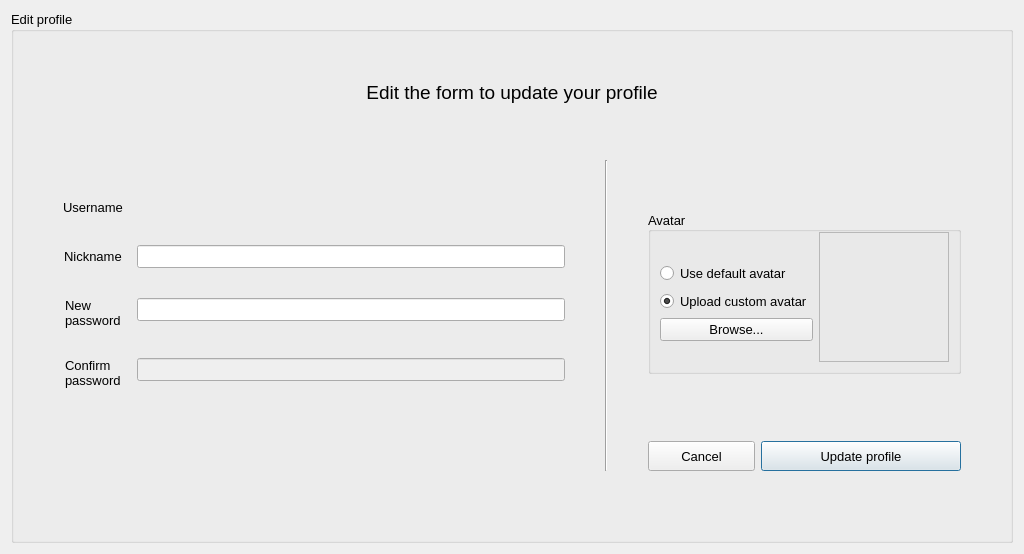
Qt form textedit/forms/profileeditwindow.ui (pgallo725/livetext-pds) before a commit.
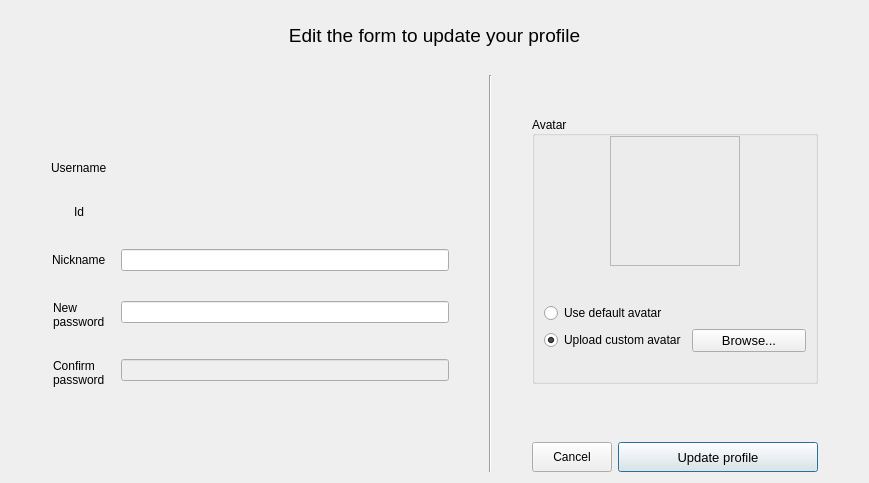
The same form after that commit.

Commit message: Minor Update - Profile edit window redesign - Redraw users cursor when editor is resized - Small changes to users text  highlight function

Diff of the .ui file:
```diff
--- a/textedit/forms/profileeditwindow.ui
+++ b/textedit/forms/profileeditwindow.ui
@@ -6,24 +6,13 @@
    <rect>
     <x>0</x>
     <y>0</y>
-    <width>1024</width>
-    <height>554</height>
+    <width>869</width>
+    <height>483</height>
    </rect>
   </property>
   <property name="windowTitle">
    <string>Edit profile</string>
   </property>
-  <layout class="QGridLayout" name="gridLayout_2">
-   <item row="0" column="0">
-    <widget class="QGroupBox" name="groupBox">
-     <property name="font">
-      <font>
-       <pointsize>10</pointsize>
-      </font>
-     </property>
-     <property name="title">
-      <string>Edit profile</string>
-     </property>
      <layout class="QVBoxLayout" name="verticalLayout_3">
       <item>
        <spacer name="verticalSpacer_15">
@@ -31,7 +20,7 @@
          <enum>Qt::Vertical</enum>
         </property>
         <property name="sizeType">
-         <enum>QSizePolicy::Preferred</enum>
+      <enum>QSizePolicy::Expanding</enum>
         </property>
         <property name="sizeHint" stdset="0">
          <size>
@@ -66,7 +55,7 @@
          <enum>Qt::Vertical</enum>
         </property>
         <property name="sizeType">
-         <enum>QSizePolicy::Preferred</enum>
+      <enum>QSizePolicy::Expanding</enum>
         </property>
         <property name="sizeHint" stdset="0">
          <size>
@@ -95,7 +84,7 @@
              <enum>Qt::Vertical</enum>
             </property>
             <property name="sizeType">
-             <enum>QSizePolicy::Preferred</enum>
+          <enum>QSizePolicy::Expanding</enum>
             </property>
             <property name="sizeHint" stdset="0">
              <size>
@@ -126,58 +115,14 @@
               </property>
              </widget>
             </item>
-            <item row="0" column="1">
-             <widget class="QLabel" name="label_username">
-              <property name="palette">
-               <palette>
-                <active>
-                 <colorrole role="WindowText">
-                  <brush brushstyle="SolidPattern">
-                   <color alpha="255">
-                    <red>111</red>
-                    <green>111</green>
-                    <blue>111</blue>
-                   </color>
-                  </brush>
-                 </colorrole>
-                </active>
-                <inactive>
-                 <colorrole role="WindowText">
-                  <brush brushstyle="SolidPattern">
-                   <color alpha="255">
-                    <red>111</red>
-                    <green>111</green>
-                    <blue>111</blue>
-                   </color>
-                  </brush>
-                 </colorrole>
-                </inactive>
-                <disabled>
-                 <colorrole role="WindowText">
-                  <brush brushstyle="SolidPattern">
-                   <color alpha="255">
-                    <red>120</red>
-                    <green>120</green>
-                    <blue>120</blue>
-                   </color>
-                  </brush>
-                 </colorrole>
-                </disabled>
-               </palette>
-              </property>
-              <property name="text">
-               <string/>
-              </property>
-             </widget>
-            </item>
-            <item row="1" column="0">
+         <item row="2" column="0">
              <widget class="QLabel" name="label_5">
               <property name="text">
                <string>Nickname</string>
               </property>
              </widget>
             </item>
-            <item row="1" column="1">
+         <item row="2" column="1">
              <widget class="QLineEdit" name="lineEdit_editNick">
               <property name="sizePolicy">
                <sizepolicy hsizetype="Expanding" vsizetype="Fixed">
@@ -196,7 +141,7 @@
               </property>
              </widget>
             </item>
-            <item row="2" column="0">
+         <item row="3" column="0">
              <widget class="QLabel" name="label_11">
               <property name="text">
                <string>New
@@ -204,7 +149,7 @@
               </property>
              </widget>
             </item>
-            <item row="2" column="1">
+         <item row="3" column="1">
              <widget class="QLineEdit" name="lineEdit_editPsw">
               <property name="sizePolicy">
                <sizepolicy hsizetype="Expanding" vsizetype="Fixed">
@@ -226,7 +171,7 @@
               </property>
              </widget>
             </item>
-            <item row="3" column="0">
+         <item row="4" column="0">
              <widget class="QLabel" name="label_4">
               <property name="text">
                <string>Confirm
@@ -234,7 +179,7 @@
               </property>
              </widget>
             </item>
-            <item row="3" column="1">
+         <item row="4" column="1">
              <widget class="QLineEdit" name="lineEdit_editPswConf">
               <property name="enabled">
                <bool>false</bool>
@@ -253,6 +198,36 @@
               </property>
              </widget>
             </item>
+         <item row="1" column="0">
+          <widget class="QLabel" name="label_3">
+           <property name="enabled">
+            <bool>true</bool>
+           </property>
+           <property name="text">
+            <string>Id</string>
+           </property>
+          </widget>
+         </item>
+         <item row="1" column="1">
+          <widget class="QLabel" name="label_userId">
+           <property name="enabled">
+            <bool>false</bool>
+           </property>
+           <property name="text">
+            <string/>
+           </property>
+          </widget>
+         </item>
+         <item row="0" column="1">
+          <widget class="QLabel" name="label_username">
+           <property name="enabled">
+            <bool>false</bool>
+           </property>
+           <property name="text">
+            <string/>
+           </property>
+          </widget>
+         </item>
            </layout>
           </item>
           <item>
@@ -318,15 +293,50 @@
             <property name="checkable">
              <bool>false</bool>
             </property>
-            <layout class="QHBoxLayout" name="horizontalLayout_13">
+         <layout class="QVBoxLayout" name="verticalLayout_4">
              <property name="topMargin">
               <number>0</number>
              </property>
-             <item>
-              <layout class="QVBoxLayout" name="verticalLayout_2">
-               <property name="leftMargin">
-                <number>0</number>
-               </property>
+          <item alignment="Qt::AlignHCenter">
+           <widget class="QLabel" name="label_UsrIcon">
+            <property name="sizePolicy">
+             <sizepolicy hsizetype="Fixed" vsizetype="Fixed">
+              <horstretch>0</horstretch>
+              <verstretch>0</verstretch>
+             </sizepolicy>
+            </property>
+            <property name="minimumSize">
+             <size>
+              <width>130</width>
+              <height>130</height>
+             </size>
+            </property>
+            <property name="maximumSize">
+             <size>
+              <width>130</width>
+              <height>130</height>
+             </size>
+            </property>
+            <property name="baseSize">
+             <size>
+              <width>0</width>
+              <height>0</height>
+             </size>
+            </property>
+            <property name="frameShape">
+             <enum>QFrame::StyledPanel</enum>
+            </property>
+            <property name="text">
+             <string/>
+            </property>
+            <property name="scaledContents">
+             <bool>false</bool>
+            </property>
+            <property name="alignment">
+             <set>Qt::AlignCenter</set>
+            </property>
+           </widget>
+          </item>
                <item>
                 <spacer name="verticalSpacer_3">
                  <property name="orientation">
@@ -344,6 +354,11 @@
                 </spacer>
                </item>
                <item>
+           <layout class="QVBoxLayout" name="verticalLayout_2">
+            <property name="leftMargin">
+             <number>0</number>
+            </property>
+            <item>
                 <widget class="QRadioButton" name="radioButton_defaultAvatar">
                  <property name="text">
                   <string>Use default avatar</string>
@@ -357,30 +372,11 @@
                 </widget>
                </item>
                <item>
-                <spacer name="verticalSpacer_16">
-                 <property name="orientation">
-                  <enum>Qt::Vertical</enum>
-                 </property>
-                 <property name="sizeType">
-                  <enum>QSizePolicy::Preferred</enum>
-                 </property>
-                 <property name="sizeHint" stdset="0">
-                  <size>
-                   <width>20</width>
-                   <height>10</height>
-                  </size>
-                 </property>
-                </spacer>
-               </item>
-               <item>
-                <layout class="QVBoxLayout" name="verticalLayout_5">
+             <layout class="QHBoxLayout" name="horizontalLayout_12">
                  <property name="spacing">
                   <number>6</number>
                  </property>
-                 <property name="topMargin">
-                  <number>0</number>
-                 </property>
-                 <item alignment="Qt::AlignBottom">
+              <item>
                   <widget class="QRadioButton" name="radioButton_customAvatar">
                    <property name="text">
                     <string>Upload custom avatar</string>
@@ -390,11 +386,6 @@
                    </property>
                   </widget>
                  </item>
-                 <item>
-                  <layout class="QHBoxLayout" name="horizontalLayout_12">
-                   <property name="spacing">
-                    <number>6</number>
-                   </property>
                    <item alignment="Qt::AlignVCenter">
                     <widget class="QPushButton" name="pushButton_browse">
                      <property name="enabled">
@@ -421,8 +412,6 @@
                    </item>
                   </layout>
                  </item>
-                </layout>
-               </item>
                <item alignment="Qt::AlignHCenter">
                 <widget class="QLabel" name="label_imageSize">
                  <property name="enabled">
@@ -441,46 +430,6 @@
                </item>
               </layout>
              </item>
-             <item>
-              <widget class="QLabel" name="label_UsrIcon">
-               <property name="sizePolicy">
-                <sizepolicy hsizetype="Fixed" vsizetype="Fixed">
-                 <horstretch>0</horstretch>
-                 <verstretch>0</verstretch>
-                </sizepolicy>
-               </property>
-               <property name="minimumSize">
-                <size>
-                 <width>130</width>
-                 <height>130</height>
-                </size>
-               </property>
-               <property name="maximumSize">
-                <size>
-                 <width>16777215</width>
-                 <height>16777215</height>
-                </size>
-               </property>
-               <property name="baseSize">
-                <size>
-                 <width>0</width>
-                 <height>0</height>
-                </size>
-               </property>
-               <property name="frameShape">
-                <enum>QFrame::StyledPanel</enum>
-               </property>
-               <property name="text">
-                <string/>
-               </property>
-               <property name="scaledContents">
-                <bool>false</bool>
-               </property>
-               <property name="alignment">
-                <set>Qt::AlignCenter</set>
-               </property>
-              </widget>
-             </item>
             </layout>
            </widget>
           </item>
@@ -490,7 +439,7 @@
              <enum>Qt::Vertical</enum>
             </property>
             <property name="sizeType">
-             <enum>QSizePolicy::Preferred</enum>
+          <enum>QSizePolicy::Expanding</enum>
             </property>
             <property name="sizeHint" stdset="0">
              <size>
@@ -619,18 +568,15 @@
          <enum>Qt::Vertical</enum>
         </property>
         <property name="sizeType">
-         <enum>QSizePolicy::Preferred</enum>
+      <enum>QSizePolicy::Expanding</enum>
         </property>
         <property name="sizeHint" stdset="0">
          <size>
           <width>20</width>
-          <height>60</height>
+       <height>14</height>
          </size>
         </property>
        </spacer>
-      </item>
-     </layout>
-    </widget>
    </item>
   </layout>
  </widget>
```
Lines whose indentation alone changed are shown as unchanged. The commit also changes 3 other files.
